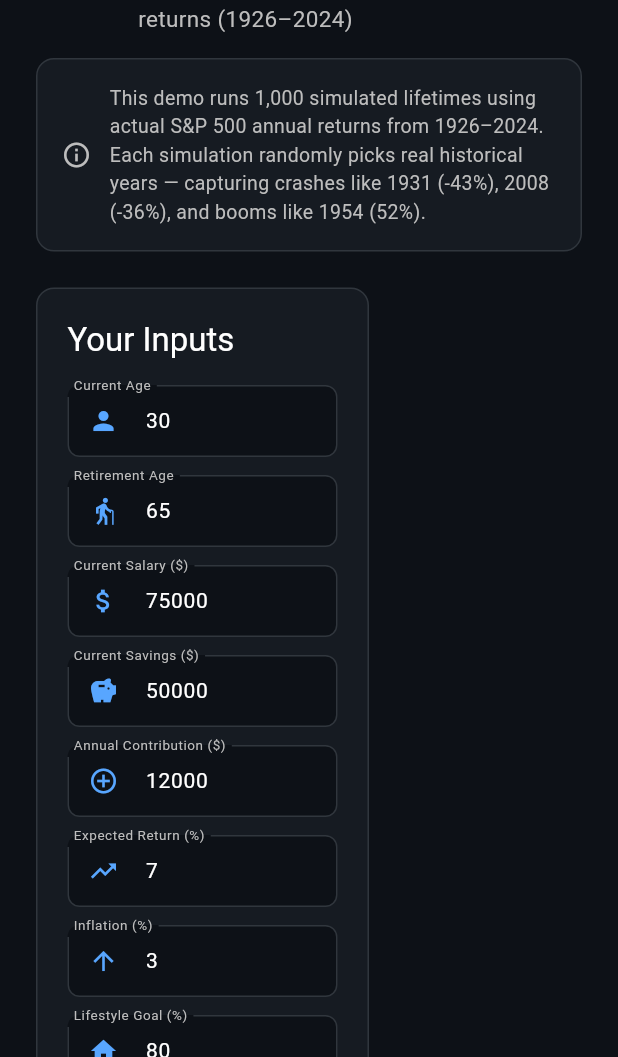
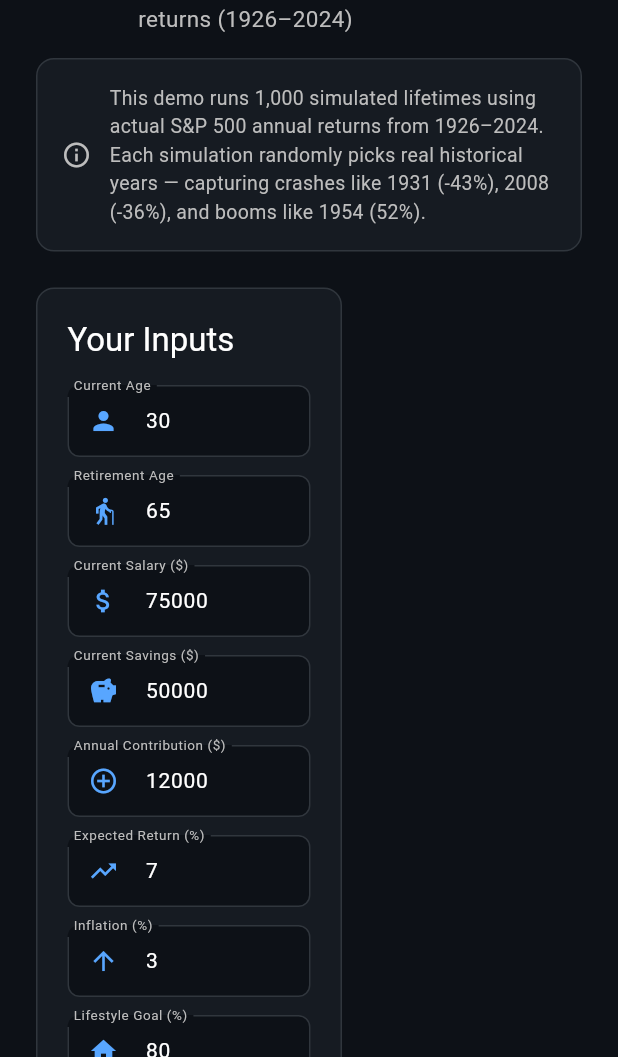
Before and after one commit to maheshmaddi/monte-carlo-retirement-simulator, a Flutter app: the screen it shows after launch, on a phone screen of 412 x 824 dp, the part 179-1236 px from its top. Run offline on Flutter 3.47's test engine with Material 3 defaults, Android fonts, the phone set to English and light mode, and no system bars.

Commit message:
Fix mobile responsive input fields

```diff
--- a/lib/main.dart
+++ b/lib/main.dart
@@ -202,7 +202,7 @@ class _SimulatorPageState extends State<SimulatorPage> {
 
   Widget _inputField(String label, TextEditingController ctrl, IconData icon) {
     return SizedBox(
-      width: 180,
+      width: MediaQuery.of(context).size.width > 600 ? 180 : (MediaQuery.of(context).size.width - 88) / 2,
       child: TextField(
         controller: ctrl,
         keyboardType: const TextInputType.numberWithOptions(decimal: true),
```
